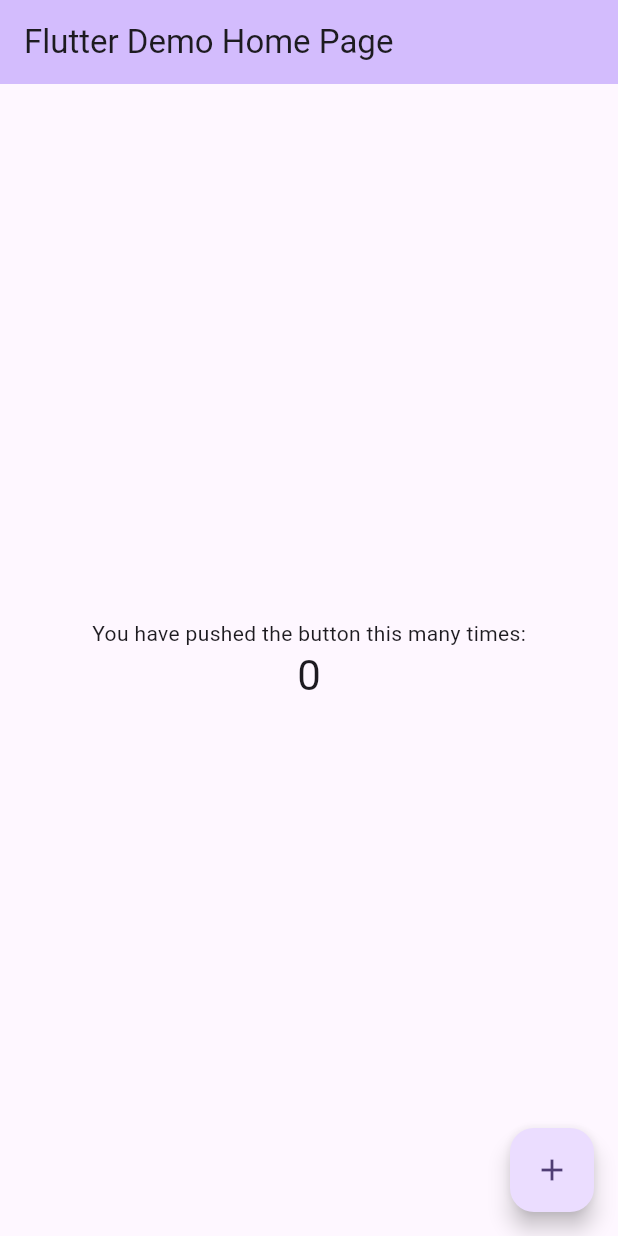
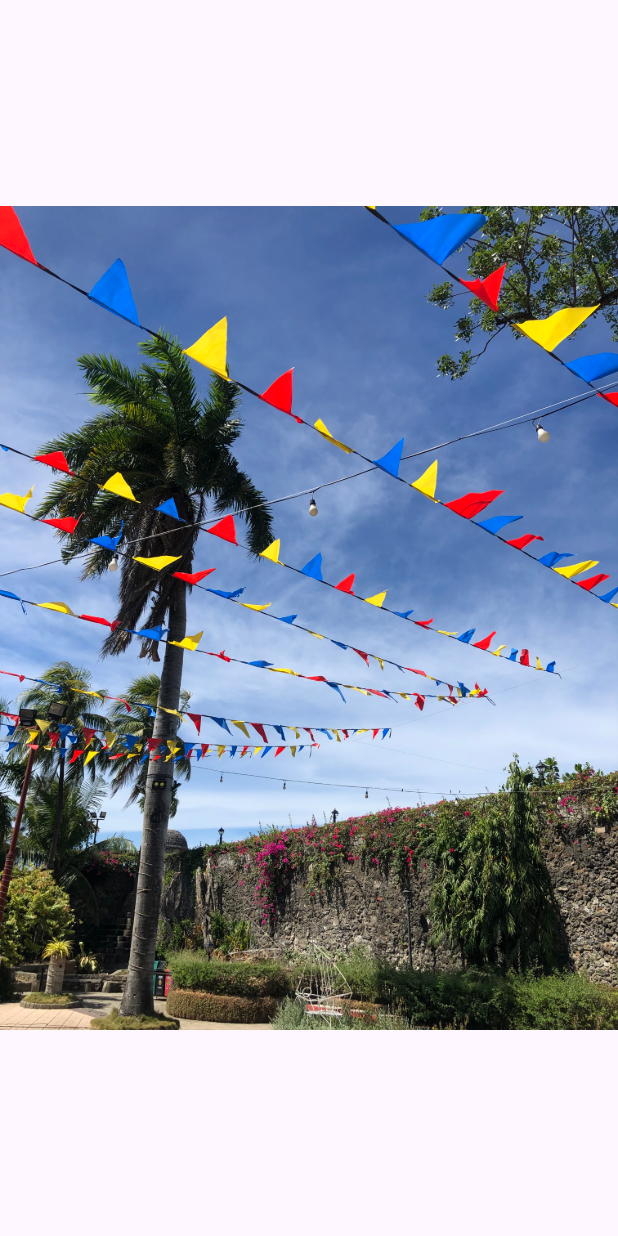
Before and after one commit to cjyoun/kotlin_practice, a Flutter app: the screen it shows after launch, on a phone screen of 412 x 824 dp. Run offline on Flutter 3.47's test engine with Material 3 defaults, Android fonts, the phone set to English and light mode, and no system bars.

```diff
--- a/image_carousel/image_carousel/lib/main.dart
+++ b/image_carousel/image_carousel/lib/main.dart
@@ -1,125 +1,10 @@
 import 'package:flutter/material.dart';
+import 'package:image_carousel/screen/home_screen.dart';
 
 void main() {
-  runApp(const MyApp());
+  runApp(
+    MaterialApp(
+      home: HomeScreen(),
+    )
+  );
 }
-
-class MyApp extends StatelessWidget {
-  const MyApp({super.key});
-
-  // This widget is the root of your application.
-  @override
-  Widget build(BuildContext context) {
-    return MaterialApp(
-      title: 'Flutter Demo',
-      theme: ThemeData(
-        // This is the theme of your application.
-        //
-        // TRY THIS: Try running your application with "flutter run". You'll see
-        // the application has a purple toolbar. Then, without quitting the app,
-        // try changing the seedColor in the colorScheme below to Colors.green
-        // and then invoke "hot reload" (save your changes or press the "hot
-        // reload" button in a Flutter-supported IDE, or press "r" if you used
-        // the command line to start the app).
-        //
-        // Notice that the counter didn't reset back to zero; the application
-        // state is not lost during the reload. To reset the state, use hot
-        // restart instead.
-        //
-        // This works for code too, not just values: Most code changes can be
-        // tested with just a hot reload.
-        colorScheme: ColorScheme.fromSeed(seedColor: Colors.deepPurple),
-        useMaterial3: true,
-      ),
-      home: const MyHomePage(title: 'Flutter Demo Home Page'),
-    );
-  }
-}
-
-class MyHomePage extends StatefulWidget {
-  const MyHomePage({super.key, required this.title});
-
-  // This widget is the home page of your application. It is stateful, meaning
-  // that it has a State object (defined below) that contains fields that affect
-  // how it looks.
-
-  // This class is the configuration for the state. It holds the values (in this
-  // case the title) provided by the parent (in this case the App widget) and
-  // used by the build method of the State. Fields in a Widget subclass are
-  // always marked "final".
-
-  final String title;
-
-  @override
-  State<MyHomePage> createState() => _MyHomePageState();
-}
-
-class _MyHomePageState extends State<MyHomePage> {
-  int _counter = 0;
-
-  void _incrementCounter() {
-    setState(() {
-      // This call to setState tells the Flutter framework that something has
-      // changed in this State, which causes it to rerun the build method below
-      // so that the display can reflect the updated values. If we changed
-      // _counter without calling setState(), then the build method would not be
-      // called again, and so nothing would appear to happen.
-      _counter++;
-    });
-  }
-
-  @override
-  Widget build(BuildContext context) {
-    // This method is rerun every time setState is called, for instance as done
-    // by the _incrementCounter method above.
-    //
-    // The Flutter framework has been optimized to make rerunning build methods
-    // fast, so that you can just rebuild anything that needs updating rather
-    // than having to individually change instances of widgets.
-    return Scaffold(
-      appBar: AppBar(
-        // TRY THIS: Try changing the color here to a specific color (to
-        // Colors.amber, perhaps?) and trigger a hot reload to see the AppBar
-        // change color while the other colors stay the same.
-        backgroundColor: Theme.of(context).colorScheme.inversePrimary,
-        // Here we take the value from the MyHomePage object that was created by
-        // the App.build method, and use it to set our appbar title.
-        title: Text(widget.title),
-      ),
-      body: Center(
-        // Center is a layout widget. It takes a single child and positions it
-        // in the middle of the parent.
-        child: Column(
-          // Column is also a layout widget. It takes a list of children and
-          // arranges them vertically. By default, it sizes itself to fit its
-          // children horizontally, and tries to be as tall as its parent.
-          //
-          // Column has various properties to control how it sizes itself and
-          // how it positions its children. Here we use mainAxisAlignment to
-          // center the children vertically; the main axis here is the vertical
-          // axis because Columns are vertical (the cross axis would be
-          // horizontal).
-          //
-          // TRY THIS: Invoke "debug painting" (choose the "Toggle Debug Paint"
-          // action in the IDE, or press "p" in the console), to see the
-          // wireframe for each widget.
-          mainAxisAlignment: MainAxisAlignment.center,
-          children: <Widget>[
-            const Text(
-              'You have pushed the button this many times:',
-            ),
-            Text(
-              '$_counter',
-              style: Theme.of(context).textTheme.headlineMedium,
-            ),
-          ],
-        ),
-      ),
-      floatingActionButton: FloatingActionButton(
-        onPressed: _incrementCounter,
-        tooltip: 'Increment',
-        child: const Icon(Icons.add),
-      ), // This trailing comma makes auto-formatting nicer for build methods.
-    );
-  }
-}
--- /dev/null
+++ b/image_carousel/image_carousel/lib/screen/home_screen.dart
@@ -0,0 +1,20 @@
+import 'package:flutter/material.dart';
+
+class HomeScreen extends StatelessWidget {
+  const HomeScreen({super.key});
+
+  @override
+  Widget build(BuildContext context) {
+    return Scaffold(
+      body: PageView(
+        children: [1, 2, 3, 4, 5]
+            .map(
+              (e) => Image.asset(
+                "asset/img/image_$e.jpg",
+              ),
+            )
+            .toList(),
+      ),
+    );
+  }
+}
```
